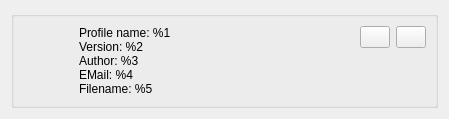
Old version of the form subprojects/manager/widgets/profilewidget.ui in the repository dev-0x7C6/wiimotedev.
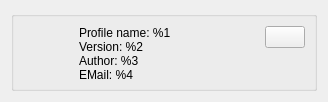
New version of the form. Icons and pictures are not drawn.

Commit message: Improved gui in general (better user experience)

The edit to the form file:
```diff
--- a/subprojects/manager/widgets/profilewidget.ui
+++ b/subprojects/manager/widgets/profilewidget.ui
@@ -6,8 +6,8 @@
    <rect>
     <x>0</x>
     <y>0</y>
-    <width>449</width>
-    <height>110</height>
+    <width>328</width>
+    <height>89</height>
    </rect>
   </property>
   <property name="windowTitle">
@@ -15,46 +15,36 @@
   </property>
   <layout class="QGridLayout" name="gridLayout">
    <item row="0" column="0">
-    <widget class="QGroupBox" name="groupBox">
+    <widget class="QGroupBox" name="profileGroupBox">
+     <property name="minimumSize">
+      <size>
+       <width>0</width>
+       <height>80</height>
+      </size>
+     </property>
      <property name="title">
       <string/>
      </property>
+     <property name="flat">
+      <bool>false</bool>
+     </property>
+     <property name="checkable">
+      <bool>false</bool>
+     </property>
+     <property name="checked">
+      <bool>false</bool>
+     </property>
      <layout class="QGridLayout" name="gridLayout_2">
-      <item row="0" column="0">
-       <widget class="QLabel" name="icon">
-        <property name="sizePolicy">
-         <sizepolicy hsizetype="Maximum" vsizetype="Minimum">
-          <horstretch>0</horstretch>
-          <verstretch>0</verstretch>
-         </sizepolicy>
-        </property>
-        <property name="minimumSize">
-         <size>
-          <width>50</width>
-          <height>0</height>
-         </size>
-        </property>
-        <property name="maximumSize">
-         <size>
-          <width>35</width>
-          <height>16777215</height>
-         </size>
-        </property>
-        <property name="text">
-         <string/>
-        </property>
-        <property name="pixmap">
-         <pixmap resource="../data/data.qrc">:/profiles.png</pixmap>
-        </property>
-        <property name="alignment">
-         <set>Qt::AlignLeading|Qt::AlignLeft|Qt::AlignVCenter</set>
-        </property>
-       </widget>
-      </item>
       <item row="0" column="1">
        <layout class="QVBoxLayout" name="verticalLayout">
         <item>
-         <widget class="QLabel" name="info">
+         <widget class="QLabel" name="profileInfo">
+          <property name="sizePolicy">
+           <sizepolicy hsizetype="Expanding" vsizetype="Preferred">
+            <horstretch>0</horstretch>
+            <verstretch>0</verstretch>
+           </sizepolicy>
+          </property>
           <property name="text">
            <string>&lt;!DOCTYPE HTML PUBLIC &quot;-//W3C//DTD HTML 4.0//EN&quot; &quot;http://www.w3.org/TR/REC-html40/strict.dtd&quot;&gt;
 &lt;html&gt;&lt;head&gt;&lt;meta name=&quot;qrichtext&quot; content=&quot;1&quot; /&gt;&lt;style type=&quot;text/css&quot;&gt;
@@ -66,23 +56,10 @@
 &lt;p style=&quot; margin-top:0px; margin-bottom:0px; margin-left:0px; margin-right:0px; -qt-block-indent:0; text-indent:0px;&quot;&gt;Filename: %5&lt;/p&gt;&lt;/body&gt;&lt;/html&gt;</string>
           </property>
           <property name="wordWrap">
-           <bool>false</bool>
+           <bool>true</bool>
           </property>
          </widget>
         </item>
-        <item>
-         <spacer name="verticalSpacer_2">
-          <property name="orientation">
-           <enum>Qt::Vertical</enum>
-          </property>
-          <property name="sizeHint" stdset="0">
-           <size>
-            <width>0</width>
-            <height>0</height>
-           </size>
-          </property>
-         </spacer>
-        </item>
        </layout>
       </item>
       <item row="0" column="3">
@@ -108,38 +85,6 @@
             </property>
            </spacer>
           </item>
-          <item>
-           <widget class="QPushButton" name="runToolkit">
-            <property name="sizePolicy">
-             <sizepolicy hsizetype="Minimum" vsizetype="Minimum">
-              <horstretch>0</horstretch>
-              <verstretch>0</verstretch>
-             </sizepolicy>
-            </property>
-            <property name="maximumSize">
-             <size>
-              <width>30</width>
-              <height>30</height>
-             </size>
-            </property>
-            <property name="toolTip">
-             <string>Run Wiimotedev-Toolkit for this wiiremote</string>
-            </property>
-            <property name="text">
-             <string/>
-            </property>
-            <property name="icon">
-             <iconset resource="../../toolkit/data/data.qrc">
-              <normaloff>:/led_on.png</normaloff>:/led_on.png</iconset>
-            </property>
-            <property name="iconSize">
-             <size>
-              <width>22</width>
-              <height>22</height>
-             </size>
-            </property>
-           </widget>
-          </item>
           <item>
            <widget class="QPushButton" name="disconnectWiimote">
             <property name="sizePolicy">
@@ -150,8 +95,8 @@
             </property>
             <property name="maximumSize">
              <size>
-              <width>30</width>
-              <height>30</height>
+              <width>40</width>
+              <height>40</height>
              </size>
             </property>
             <property name="toolTip">
@@ -162,12 +107,12 @@
             </property>
             <property name="icon">
              <iconset resource="../data/data.qrc">
-              <normaloff>:/toolkit.png</normaloff>:/toolkit.png</iconset>
+              <normaloff>:/settings.png</normaloff>:/settings.png</iconset>
             </property>
             <property name="iconSize">
              <size>
-              <width>22</width>
-              <height>22</height>
+              <width>32</width>
+              <height>32</height>
              </size>
             </property>
            </widget>
@@ -202,6 +147,37 @@
         </property>
        </spacer>
       </item>
+      <item row="0" column="0">
+       <widget class="QLabel" name="profileIcon">
+        <property name="sizePolicy">
+         <sizepolicy hsizetype="Maximum" vsizetype="Minimum">
+          <horstretch>0</horstretch>
+          <verstretch>0</verstretch>
+         </sizepolicy>
+        </property>
+        <property name="minimumSize">
+         <size>
+          <width>50</width>
+          <height>0</height>
+         </size>
+        </property>
+        <property name="maximumSize">
+         <size>
+          <width>35</width>
+          <height>16777215</height>
+         </size>
+        </property>
+        <property name="text">
+         <string/>
+        </property>
+        <property name="pixmap">
+         <pixmap resource="../data/data.qrc">:/profiles.png</pixmap>
+        </property>
+        <property name="alignment">
+         <set>Qt::AlignLeading|Qt::AlignLeft|Qt::AlignVCenter</set>
+        </property>
+       </widget>
+      </item>
      </layout>
     </widget>
    </item>
```
Left out of the diff: 1 changed line with no effect on the pictures. The commit also changes 6 other files.
